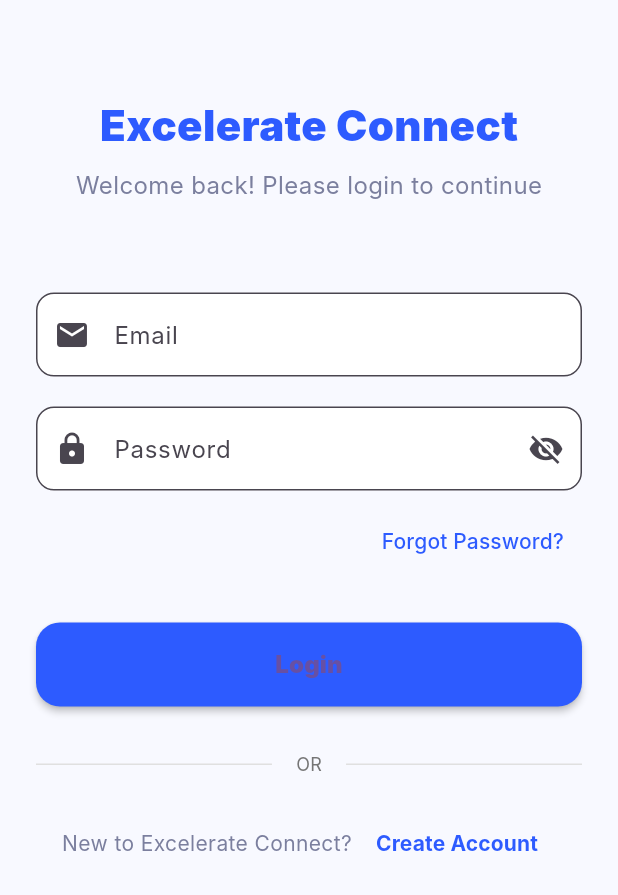
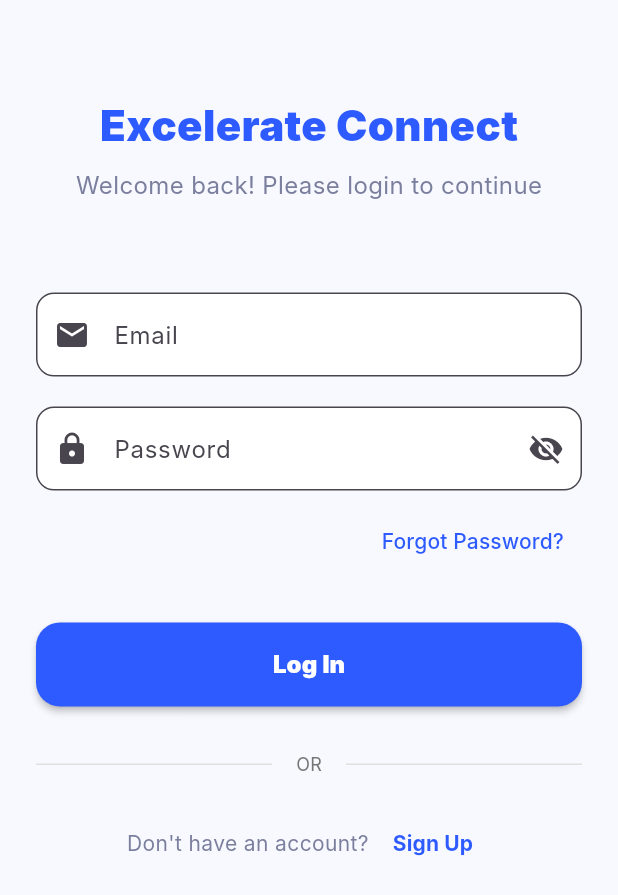
Before and after one commit to AnushkaGyawali/excelerateconnect, a Flutter app: the screen it shows after launch, on a phone screen of 412 x 824 dp. Shown: the top 895 px of the screen. Run offline on Flutter 3.47's test engine with Material 3 defaults, Android fonts, the phone set to English and light mode, and no system bars; accounts and stored records are empty; Roboto replaces fonts that are missing (Inter).

Commit message:
fix(login/signup): clean up code formatting and improve button text visibility

```diff
--- a/lib/screens/login/login_screen.dart
+++ b/lib/screens/login/login_screen.dart
@@ -143,7 +143,8 @@
                       if (value == null || value.isEmpty) {
                         return 'Please enter your email';
                       }
-                      if (!RegExp(r'^[^@\s]+@[^@\s]+\.[^@\s]+$').hasMatch(value)) {
+                      if (!RegExp(r'^[^@\s]+@[^@\s]+\.[^@\s]+$')
+                          .hasMatch(value)) {
                         return 'Please enter a valid email';
                       }
                       return null;
@@ -195,7 +196,8 @@
                       onPressed: () {
                         ScaffoldMessenger.of(context).showSnackBar(
                           const SnackBar(
-                            content: Text('Password reset link sent to your email'),
+                            content:
+                                Text('Password reset link sent to your email'),
                             backgroundColor: Colors.green,
                           ),
                         );
@@ -217,6 +219,8 @@
                       onPressed: _isLoading ? null : _login,
                       style: ElevatedButton.styleFrom(
                         backgroundColor: AppTheme.primary,
+                        foregroundColor:
+                            Colors.white, // Add this for text color
                         shape: RoundedRectangleBorder(
                           borderRadius: BorderRadius.circular(16),
                         ),
@@ -232,7 +236,7 @@
                               ),
                             )
                           : const Text(
-                              'Login',
+                              'Log In',
                               style: TextStyle(
                                 fontSize: 16,
                                 fontWeight: FontWeight.w900,
@@ -270,7 +274,7 @@
                     mainAxisAlignment: MainAxisAlignment.center,
                     children: [
                       const Text(
-                        "New to Excelerate Connect?",
+                        "Don't have an account?",
                         style: TextStyle(color: AppTheme.textSoft),
                       ),
                       const SizedBox(width: 4),
@@ -281,7 +285,7 @@
                                 Navigator.pushNamed(context, '/signup');
                               },
                         child: const Text(
-                          'Create Account',
+                          'Sign Up',
                           style: TextStyle(
                             fontWeight: FontWeight.bold,
                             color: AppTheme.primary,
--- a/lib/screens/login/signup_screen.dart
+++ b/lib/screens/login/signup_screen.dart
@@ -185,7 +185,8 @@
                       if (value == null || value.isEmpty) {
                         return 'Please enter your email';
                       }
-                      if (!RegExp(r'^[^@\s]+@[^@\s]+\.[^@\s]+$').hasMatch(value)) {
+                      if (!RegExp(r'^[^@\s]+@[^@\s]+\.[^@\s]+$')
+                          .hasMatch(value)) {
                         return 'Please enter a valid email';
                       }
                       return null;
@@ -270,7 +271,7 @@
 
                   const SizedBox(height: 30),
 
-                  // Sign Up Button
+                  // Sign Up Button - FIXED with foregroundColor
                   SizedBox(
                     width: double.infinity,
                     height: 56,
@@ -278,6 +279,7 @@
                       onPressed: _isLoading ? null : _signUp,
                       style: ElevatedButton.styleFrom(
                         backgroundColor: AppTheme.primary,
+                        foregroundColor: Colors.white, // Add this line
                         shape: RoundedRectangleBorder(
                           borderRadius: BorderRadius.circular(16),
                         ),
@@ -312,7 +314,7 @@
                     mainAxisAlignment: MainAxisAlignment.center,
                     children: [
                       const Text(
-                        'Already registered?',
+                        'Already have an account?',
                         style: TextStyle(color: AppTheme.textSoft),
                       ),
                       const SizedBox(width: 4),
@@ -323,7 +325,7 @@
                                 Navigator.pop(context);
                               },
                         child: const Text(
-                          'Login Here',
+                          'Log in',
                           style: TextStyle(
                             fontWeight: FontWeight.bold,
                             color: AppTheme.primary,
```
